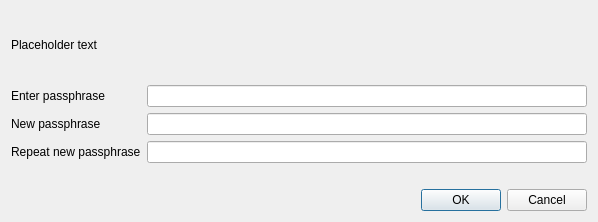
Qt form src/qt/forms/askpassphrasedialog.ui (machinecoin-project/machinecoin-core) before a commit.
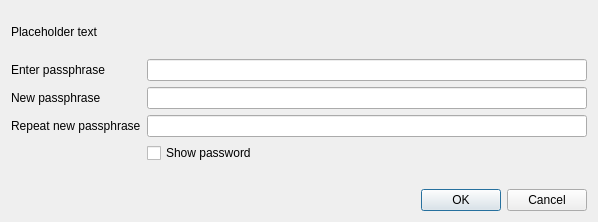
The same form after that commit.

The edit to the form file:
```diff
--- a/src/qt/forms/askpassphrasedialog.ui
+++ b/src/qt/forms/askpassphrasedialog.ui
@@ -93,6 +93,13 @@
       </widget>
      </item>
      <item row="3" column="1">
+      <widget class="QCheckBox" name="toggleShowPasswordButton">
+       <property name="text">
+        <string>Show password</string>
+       </property>
+      </widget>
+     </item>
+     <item row="4" column="1">
       <widget class="QLabel" name="capsLabel">
        <property name="font">
         <font>
```
